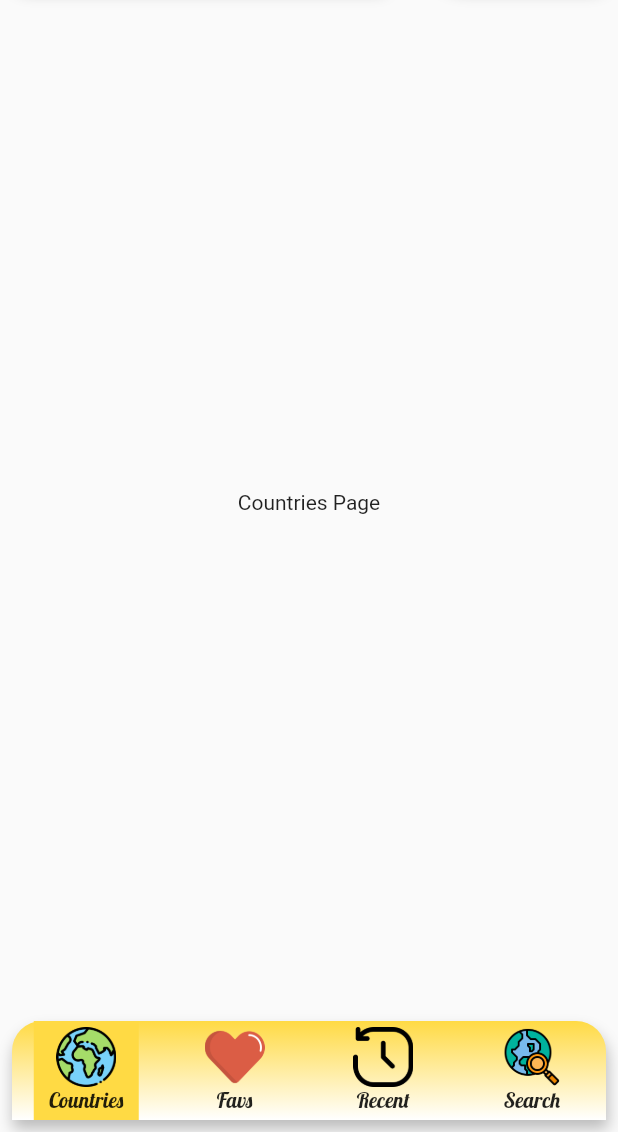
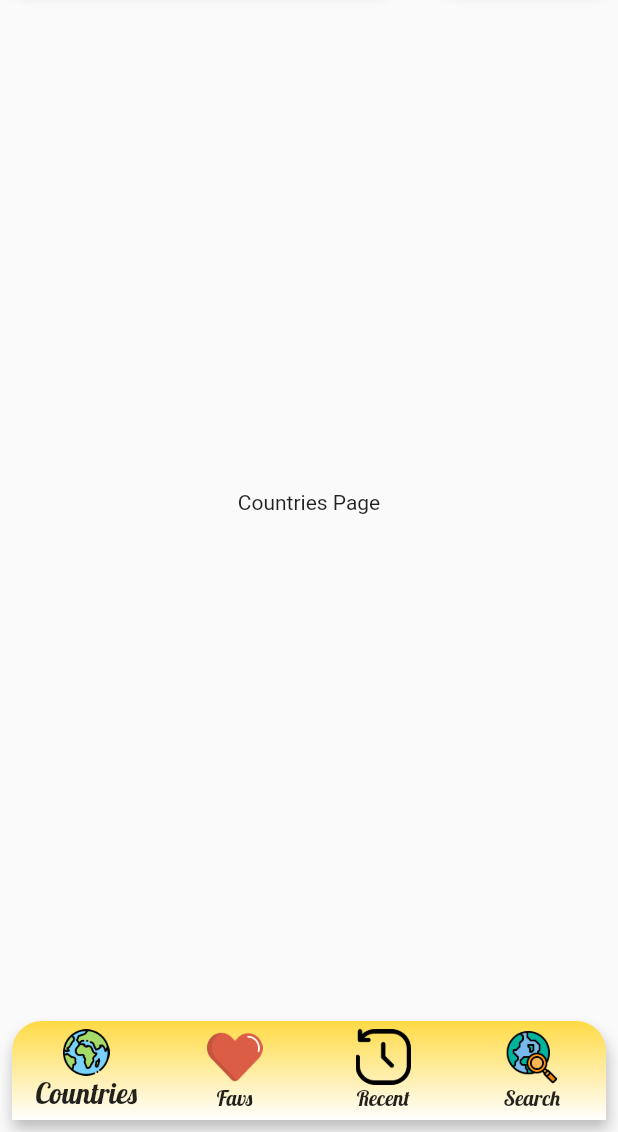
Before and after one commit to MartinBruska/PublicHolidayRebuild, a Flutter app: the screen it shows after launch, on a phone screen of 412 x 824 dp, the part 104-1236 px from its top. Run offline on Flutter 3.47's test engine with Material 2 defaults, Android fonts, the phone set to English and light mode, and no system bars; our stand-ins replace google_fonts.

Commit message:
bottom app bar latest

```diff
--- a/public_holiday/lib/components/bottom_app_bar.dart
+++ b/public_holiday/lib/components/bottom_app_bar.dart
@@ -49,7 +49,7 @@ class CustomBottomAppBar extends StatelessWidget {
             BottomAppBarButton(
                 iconName: iconsName[i],
                 title: iconsTitle[i],
-                color: i == activeIndex? const Color(0xFFFFDA44): Colors.transparent,
+                fontSize: i == activeIndex ? 19: 14,
                 onTapFunction: () => onPressed(i))
         ],
       ),
@@ -61,50 +61,44 @@ class BottomAppBarButton extends StatefulWidget {
   final String iconName;
   final String title;
   final VoidCallback onTapFunction;
-  final Color color;
+  final double fontSize;
 
   BottomAppBarButton(
       {@required this.iconName,
       @required this.title,
       @required this.onTapFunction,
-      @required this.color});
+      @required this.fontSize});
 
   @override
   _BottomAppBarButtonState createState() => _BottomAppBarButtonState();
 }
 
 class _BottomAppBarButtonState extends State<BottomAppBarButton> {
-
   @override
   Widget build(BuildContext context) {
-    return Material(
-      //type: MaterialType.transparency,
-      color: this.widget.color,
-      child: InkWell(
-        borderRadius: BorderRadius.circular(10.0),
+    return GestureDetector(
       onTap: this.widget.onTapFunction,
       child: Container(
-          padding: EdgeInsets.all(4.0),
         width: 70,
-          height: 66,
+        height: 55,
         child: Column(
           mainAxisSize: MainAxisSize.max,
           mainAxisAlignment: MainAxisAlignment.spaceBetween,
           children: <Widget>[
             Expanded(
-                child: Image(
-                    image: AssetImage("assets/icons/${this.widget.iconName}")),
+              child: Image.asset(
+                "assets/icons/${this.widget.iconName}",
+              ),
             ),
             Text(
               this.widget.title,
               style: GoogleFonts.lobster(
-                  fontSize: 14,
+                fontSize: this.widget.fontSize,
               ),
             )
           ],
         ),
       ),
-      ),
     );
   }
 }
```
Lines whose indentation alone changed are shown as unchanged.
